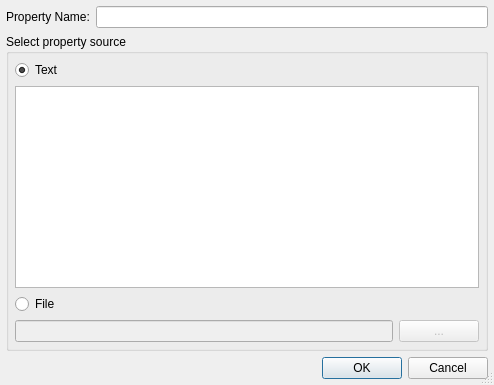
Before: the Qt Designer form Plugins/VcsPlugins/vcsSubversion/SvnPropSetDialog.ui in testmana2/test, drawn with Qt 5.
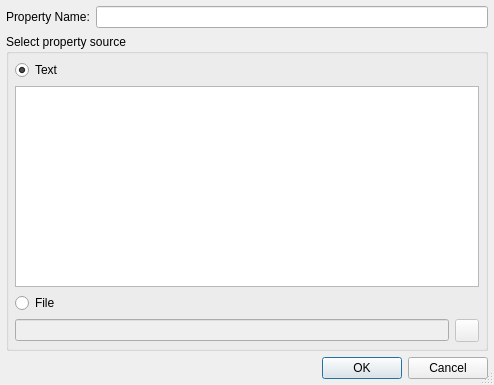
After: the same form once the commit is applied.

Commit message: Changed all the file or directory selection buttons to QToolButton and gave them an icon.

Diff of the .ui file:
```diff
--- a/Plugins/VcsPlugins/vcsSubversion/SvnPropSetDialog.ui
+++ b/Plugins/VcsPlugins/vcsSubversion/SvnPropSetDialog.ui
@@ -73,29 +73,26 @@
         </property>
        </widget>
       </item>
-      <item row="3" column="1" >
-       <widget class="QPushButton" name="fileButton" >
-        <property name="enabled" >
+      <item row="3" column="0">
+       <widget class="QLineEdit" name="propFileEdit">
+        <property name="enabled">
          <bool>false</bool>
         </property>
-        <property name="toolTip" >
-         <string>Press to select the file via a file selection dialog</string>
-        </property>
-        <property name="text" >
-         <string>...</string>
-        </property>
-       </widget>
-      </item>
-      <item row="3" column="0" >
-       <widget class="QLineEdit" name="propFileEdit" >
-        <property name="enabled" >
-         <bool>false</bool>
-        </property>
-        <property name="toolTip" >
+        <property name="toolTip">
          <string>Enter the name of a file for the property</string>
         </property>
        </widget>
       </item>
+      <item row="3" column="1">
+       <widget class="QToolButton" name="fileButton">
+        <property name="enabled">
+         <bool>false</bool>
+        </property>
+        <property name="toolTip">
+         <string>Press to select the file via a file selection dialog</string>
+        </property>
+       </widget>
+      </item>
      </layout>
     </widget>
    </item>
@@ -111,7 +108,7 @@
    </item>
   </layout>
  </widget>
- <layoutdefault spacing="6" margin="6" />
+ <layoutdefault spacing="6" margin="6"/>
  <pixmapfunction>qPixmapFromMimeSource</pixmapfunction>
  <tabstops>
   <tabstop>propNameEdit</tabstop>
```
Left out of the diff: 93 changed lines with no effect on the pictures. The commit also changes 127 other files.
